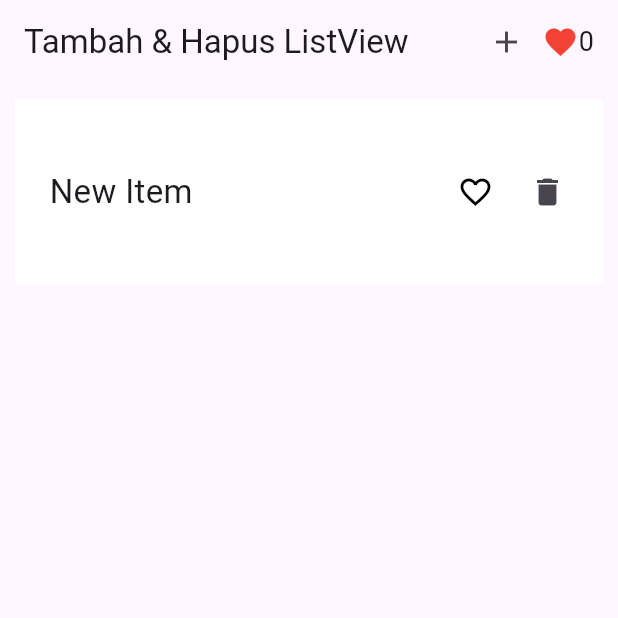
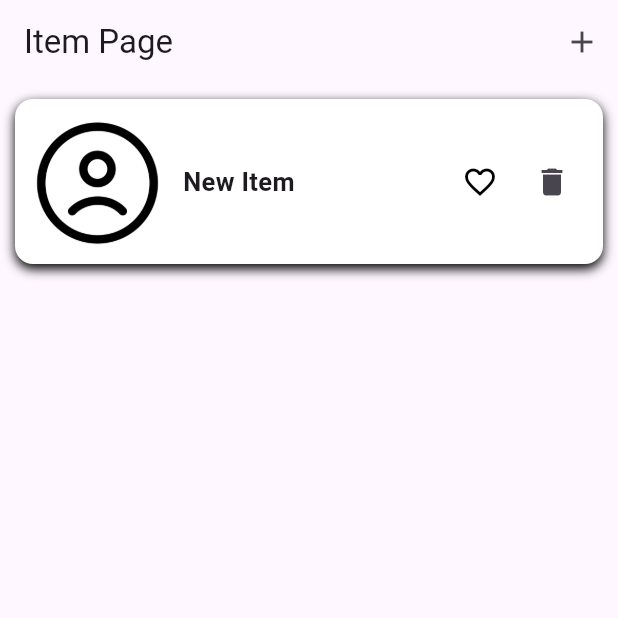
Before and after one commit to dhilgege/flutter_application_1, a Flutter app: the screen it shows after launch, after a tap on the "add" icon, on a phone screen of 412 x 824 dp, the top half of it. Run offline on Flutter 3.47's test engine with Material 3 defaults, Android fonts, the phone set to English and light mode, and no system bars; our stand-ins replace bloc, flutter_bloc; network calls fail.

```diff
--- a/lib/main.dart
+++ b/lib/main.dart
@@ -1,128 +1,176 @@
+// import 'package:flutter/material.dart';
+
+// void main() {
+//   runApp(const MyApp());
+// }
+
+// class MyApp extends StatelessWidget {
+//   const MyApp({super.key});
+
+//   @override
+//   Widget build(BuildContext context) {
+//     return MaterialApp(
+//       debugShowCheckedModeBanner: false,
+//       home: const MyHomePage(title: "Flutter Demo"),
+//     );
+//   }
+// }
+
+// class MyHomePage extends StatefulWidget {
+//   const MyHomePage({super.key, required this.title});
+
+//   final String title;
+
+//   @override
+//   State<MyHomePage> createState() => _MyHomePageState();
+// }
+
+// class _MyHomePageState extends State<MyHomePage> {
+
+
+//   List<Map<String, dynamic>> items = [];
+
+//   void tambah() {
+//     setState(() {
+//       items.add({
+//         "title": "New Item",
+//         "favorite": false,
+//       });
+//     });
+//   }
+
+
+//   void deleteItem(int index) {
+//     setState(() {
+//       items.removeAt(index);
+//     });
+//   }
+
+//   void toggleFavorite(int index) {
+//     setState(() {
+//       items[index]["favorite"] = !items[index]["favorite"];
+//     });
+//   }
+
+//   @override
+//   Widget build(BuildContext context) {
+//     return Scaffold(
+//       appBar: AppBar(
+//         title: Text("Tambah & Hapus ListView"),
+//         actions: [
+//           IconButton(
+//             onPressed: tambah,
+//             icon: const Icon(Icons.add),
+//           ),
+
+//           Row(
+//             children: [
+//               const Icon(Icons.favorite, color: Colors.red),
+//               Text(
+//                 items.where((e) => e["favorite"] == true).length.toString(),
+//                 style: const TextStyle(fontSize: 18),
+//               ),
+//               const SizedBox(width: 16),
+//             ],
+//           ),
+//         ],
+//       ),
+
+//       body: ListView.builder(
+//         itemCount: items.length,
+//         itemBuilder: (context, index) {
+//           return Container(
+//             height: MediaQuery.of(context).size.height * 0.15,
+//             margin: const EdgeInsets.all(10),
+//             padding: const EdgeInsets.all(10),
+//             decoration: BoxDecoration(
+//               color: Colors.white,
+//               border: Border.all(color: Colors.transparent, width: 3),
+//             ),
+
+//             child: Row(
+//               children: [
+//                 const SizedBox(width: 10),
+
+//                 // TEXT ITEM
+//                 Expanded(
+//                   child: Text(
+//                     items[index]["title"],
+//                     style: const TextStyle(fontSize: 22),
+//                   ),
+//                 ),
+
+//                 // FAVORITE BUTTON
+//                 IconButton(
+//                   onPressed: () => toggleFavorite(index),
+//                   icon: Icon(
+//                     items[index]["favorite"]
+//                         ? Icons.favorite
+//                         : Icons.favorite_border,
+//                     color: items[index]["favorite"]
+//                         ? Colors.red
+//                         : Colors.black,
+//                   ),
+//                 ),
+
+//                 // DELETE BUTTON
+//                 IconButton(
+//                   onPressed: () => deleteItem(index),
+//                   icon: const Icon(Icons.delete),
+//                 ),
+//               ],
+//             ),
+//           );
+//         },
+//       ),
+//     );
+//   }
+// }
+
 import 'package:flutter/material.dart';
+import 'package:flutter_application_1/pages/cubit/change_color_cubit.dart';
+import 'package:flutter_application_1/pages/cubit/counter_cubit.dart';
+import 'package:flutter_application_1/pages/cubit/favorite_count_cubit.dart';
+import 'package:flutter_application_1/pages/cubit/items_cubit.dart';
+import 'package:flutter_application_1/pages/cubit/visibility_cubit.dart';
+import 'package:flutter_bloc/flutter_bloc.dart';
 
-void main() {
-  runApp(const MyApp());
-}
+import 'pages/cubit/item_page.dart';
 
-class MyApp extends StatelessWidget {
-  const MyApp({super.key});
+void main() => runApp
 
+ (CounterApp());
+
+class CounterApp extends StatelessWidget {
   @override
   Widget build(BuildContext context) {
     return MaterialApp(
-      debugShowCheckedModeBanner: false,
-      home: const MyHomePage(title: "Flutter Demo"),
+      debugShowCheckedModeBanner:false,
+      home: MultiBlocProvider(
+  providers: [
+    BlocProvider<CounterCubit>(
+      create: (BuildContext context) => CounterCubit(),
+    ),
+    BlocProvider <ChangeColorCubit>(
+      create: (BuildContext context) => ChangeColorCubit(),
+    ),
+    BlocProvider <VisibilityCubit>(
+      create: (BuildContext context) => VisibilityCubit(),
+    ),
+    BlocProvider <FavoriteCountCubit>(
+      create: (BuildContext context) => FavoriteCountCubit(),
+    ),
+    BlocProvider <ItemsCubit>(
+      create: (BuildContext context) => ItemsCubit(),
+    ),
+
+  ],
+  child: ItemPage(),
+),
+      // home: BlocProvider(
+      //   create: (_) => CounterCubit(),
+      //   child: CounterPage(),
+      // ),
     );
   }
 }
-
-class MyHomePage extends StatefulWidget {
-  const MyHomePage({super.key, required this.title});
-
-  final String title;
-
-  @override
-  State<MyHomePage> createState() => _MyHomePageState();
-}
-
-class _MyHomePageState extends State<MyHomePage> {
-
-
-  List<Map<String, dynamic>> items = [];
-
-  void tambah() {
-    setState(() {
-      items.add({
-        "title": "New Item",
-        "favorite": false,
-      });
-    });
-  }
-
-
-  void deleteItem(int index) {
-    setState(() {
-      items.removeAt(index);
-    });
-  }
-
-  void toggleFavorite(int index) {
-    setState(() {
-      items[index]["favorite"] = !items[index]["favorite"];
-    });
-  }
-
-  @override
-  Widget build(BuildContext context) {
-    return Scaffold(
-      appBar: AppBar(
-        title: Text("Tambah & Hapus ListView"),
-        actions: [
-          IconButton(
-            onPressed: tambah,
-            icon: const Icon(Icons.add),
-          ),
-
-          Row(
-            children: [
-              const Icon(Icons.favorite, color: Colors.red),
-              Text(
-                items.where((e) => e["favorite"] == true).length.toString(),
-                style: const TextStyle(fontSize: 18),
-              ),
-              const SizedBox(width: 16),
-            ],
-          ),
-        ],
-      ),
-
-      body: ListView.builder(
-        itemCount: items.length,
-        itemBuilder: (context, index) {
-          return Container(
-            height: MediaQuery.of(context).size.height * 0.15,
-            margin: const EdgeInsets.all(10),
-            padding: const EdgeInsets.all(10),
-            decoration: BoxDecoration(
-              color: Colors.white,
-              border: Border.all(color: Colors.transparent, width: 3),
-            ),
-
-            child: Row(
-              children: [
-                const SizedBox(width: 10),
-
-                // TEXT ITEM
-                Expanded(
-                  child: Text(
-                    items[index]["title"],
-                    style: const TextStyle(fontSize: 22),
-                  ),
-                ),
-
-                // FAVORITE BUTTON
-                IconButton(
-                  onPressed: () => toggleFavorite(index),
-                  icon: Icon(
-                    items[index]["favorite"]
-                        ? Icons.favorite
-                        : Icons.favorite_border,
-                    color: items[index]["favorite"]
-                        ? Colors.red
-                        : Colors.black,
-                  ),
-                ),
-
-                // DELETE BUTTON
-                IconButton(
-                  onPressed: () => deleteItem(index),
-                  icon: const Icon(Icons.delete),
-                ),
-              ],
-            ),
-          );
-        },
-      ),
-    );
-  }
-}
--- /dev/null
+++ b/lib/pages/cubit/change_color_cubit.dart
@@ -0,0 +1,8 @@
+import 'package:bloc/bloc.dart';
+
+class ChangeColorCubit extends Cubit<bool> {
+  ChangeColorCubit() : super(false);
+  void changeColor(){
+    emit(!state);
+  }
+}
--- /dev/null
+++ b/lib/pages/cubit/counter_cubit.dart
@@ -0,0 +1,8 @@
+import 'package:bloc/bloc.dart';
+
+class CounterCubit extends Cubit<int> {
+  CounterCubit() : super(0);
+
+  void increment() => emit(state + 1);
+  void decrement() => emit(state - 1);
+}
--- /dev/null
+++ b/lib/pages/cubit/favorite_count_cubit.dart
@@ -0,0 +1,10 @@
+import 'package:bloc/bloc.dart';
+
+class FavoriteCountCubit extends Cubit<int> {
+  FavoriteCountCubit() : super(0);
+
+  void updateCount(List<Map<String, dynamic>> items) {
+    final count = items.where((e) => e["favorite"] == true).length;
+    emit(count);
+  }
+}
--- /dev/null
+++ b/lib/pages/cubit/item_page.dart
@@ -0,0 +1,96 @@
+import 'package:flutter/material.dart';
+// import 'package:flutter_application_1/pages/cubit/item_page_cubit.dart';
+import 'package:flutter_application_1/pages/cubit/items_cubit.dart';
+import 'package:flutter_bloc/flutter_bloc.dart';
+
+class ItemPage extends StatelessWidget {
+  const ItemPage({super.key});
+
+  @override
+  Widget build(BuildContext context) {
+    return Scaffold(
+      appBar: AppBar(
+        title: const Text("Item Page"),
+        actions: [
+          IconButton(
+            onPressed: () {
+              context.read<ItemsCubit>().tambah();
+            },
+            icon: const Icon(Icons.add),
+          ),
+        ],
+      ),
+
+      body: BlocBuilder<ItemsCubit, List<Map<String, dynamic>>>(
+        builder: (context, items) {
+          return ListView.builder(
+            itemCount: items.length,
+            itemBuilder: (_, index) {
+              final item = items[index];
+
+              return Container(
+                margin: const EdgeInsets.all(10),
+                padding: const EdgeInsets.all(10),
+                decoration: BoxDecoration(
+                  color: Colors.white,
+                  borderRadius: BorderRadius.circular(12),
+                  boxShadow: [
+                    BoxShadow(
+                      color: Colors.black,
+                      blurRadius: 6,
+                      offset: const Offset(0, 3),
+                    ),
+                  ],
+                ),
+                child: Row(
+                  children: [
+                    ClipRRect(
+                      borderRadius: BorderRadius.circular(12),
+                      child: Image.asset(
+                        item["image"],
+                        width: 90,
+                        height: 90,
+                        fit: BoxFit.cover,
+                      ),
+                    ),
+
+                    const SizedBox(width: 12),
+
+                    Expanded(
+                      child: Text(
+                        item["title"],
+                        style: const TextStyle(
+                          fontSize: 17,
+                          fontWeight: FontWeight.w600,
+                        ),
+                      ),
+                    ),
+
+                    IconButton(
+                      onPressed: () {
+                        context.read<ItemsCubit>().toggleFavorite(index);
+                      },
+                      icon: Icon(
+                        item["favorite"]
+                            ? Icons.favorite
+                            : Icons.favorite_border,
+                        color: item["favorite"] ? Colors.red : Colors.black,
+                      ),
+                    ),
+
+                    IconButton(
+                      onPressed: () {
+                        context.read<ItemsCubit>().hapus(index);
+                      },
+                      icon: const Icon(Icons.delete),
+                    ),
+                  ],
+                ),
+              );
+            },
+          );
+        },
+      ),
+    );
+  }
+}
--- /dev/null
+++ b/lib/pages/cubit/items_cubit.dart
@@ -0,0 +1,27 @@
+import 'package:bloc/bloc.dart';
+
+class ItemsCubit extends Cubit<List<Map<String, dynamic>>> {
+  ItemsCubit() : super([]);
+
+  void tambah() {
+    final newList = List<Map<String, dynamic>>.from(state);
+    newList.add({
+      "title": "New Item",
+      "favorite": false,
+      "image": "asasets/images/profile.png",
+    });
+    emit(newList);
+  }
+
+  void hapus(int index) {
+    final newList = List<Map<String, dynamic>>.from(state);
+    newList.removeAt(index);
+    emit(newList);
+  }
+
+  void toggleFavorite(int index) {
+    final newList = List<Map<String, dynamic>>.from(state);
+    newList[index]["favorite"] = !newList[index]["favorite"];
+    emit(newList);
+  }
+}
--- /dev/null
+++ b/lib/pages/cubit/visibility_cubit.dart
@@ -0,0 +1,8 @@
+import 'package:bloc/bloc.dart';
+
+class VisibilityCubit extends Cubit<bool> {
+  VisibilityCubit() : super(false);
+  void visibiliti(){
+    emit(!state);
+  }
+}
--- a/pubspec.yaml
+++ b/pubspec.yaml
@@ -34,6 +34,8 @@ dependencies:
   # The following adds the Cupertino Icons font to your application.
   # Use with the CupertinoIcons class for iOS style icons.
   cupertino_icons: ^1.0.8
+  flutter_bloc: ^9.1.1
+  bloc: ^9.1.0
 
 dev_dependencies:
   flutter_test:
```
Also changed, not shown: lib/pages/bloc/authentication/authentication_bloc.dart (added, +20 -0 lines), lib/pages/bloc/authentication/authentication_event.dart (added, +10 -0 lines), lib/pages/bloc/authentication/authentication_state.dart (added, +11 -0 lines), lib/pages/cubit/counter_page.dart (added, +67 -0 lines), lib/pages/loginPage.dart (added, +47 -0 lines), lib/pages/home.dart (renamed from lib/home.dart), lib/pages/profilePage.dart (renamed from lib/profilePage.dart), lib/pages/state_managment.dart (added), pubspec.lock.
